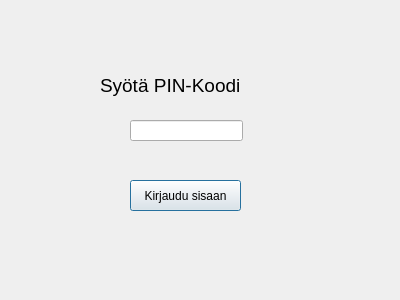
The window that Pankkimaatti/pininterface.ui (vsuusi/BankSimul) describes before a commit, drawn with Qt 5.
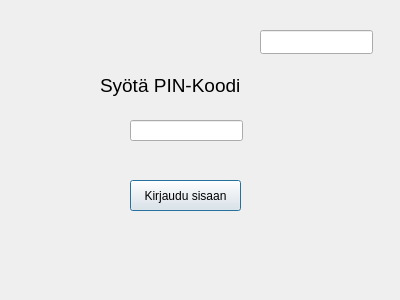
The same window after the commit.

```diff
--- a/Pankkimaatti/pininterface.ui
+++ b/Pankkimaatti/pininterface.ui
@@ -81,6 +81,16 @@
     <string/>
    </property>
   </widget>
+  <widget class="QLineEdit" name="lineEdit_korttinumero">
+   <property name="geometry">
+    <rect>
+     <x>260</x>
+     <y>30</y>
+     <width>113</width>
+     <height>24</height>
+    </rect>
+   </property>
+  </widget>
  </widget>
  <resources/>
  <connections/>
```
